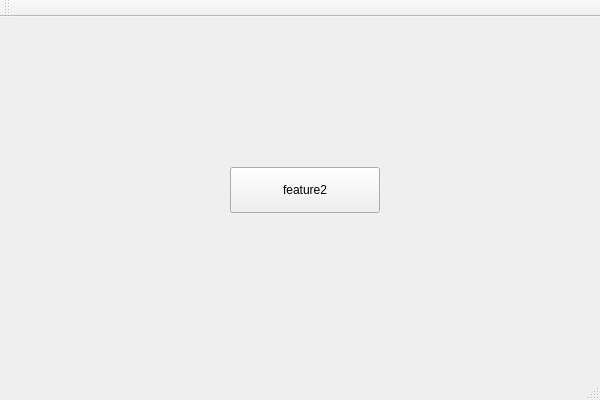
GKwasny/QtTest, file QtTest1/QtTest1.ui: the form before one commit.
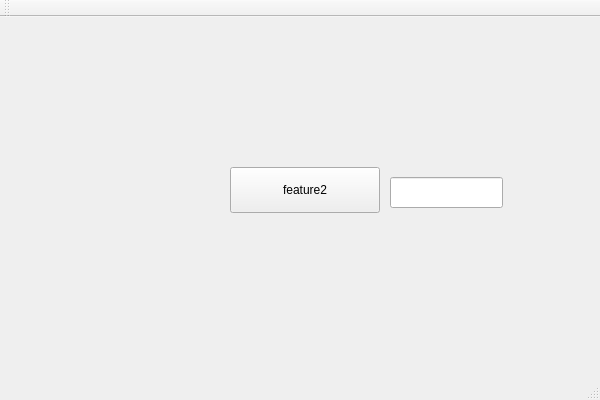
The form after the commit.

Commit message: added edit field for feature 2.

```diff
--- a/QtTest1/QtTest1.ui
+++ b/QtTest1/QtTest1.ui
@@ -27,6 +27,16 @@
      <string>feature2</string>
     </property>
    </widget>
+   <widget class="QLineEdit" name="lineEdit">
+    <property name="geometry">
+     <rect>
+      <x>390</x>
+      <y>160</y>
+      <width>113</width>
+      <height>31</height>
+     </rect>
+    </property>
+   </widget>
   </widget>
   <widget class="QMenuBar" name="menuBar">
    <property name="geometry">
```
